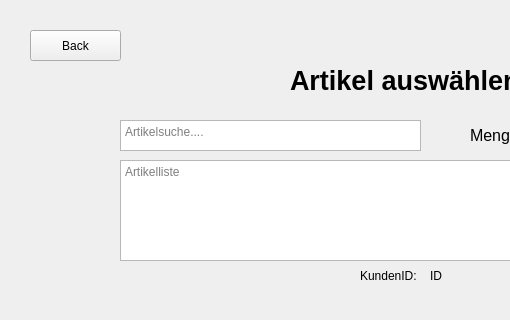
Above: overviewbestellungen_bestellung.ui from luis-we/SchulaufgabePRO before the change; both pictures show x 0 to 510 and y 0 to 320 of the 800 by 800 pixel window. Below: the same form after it.
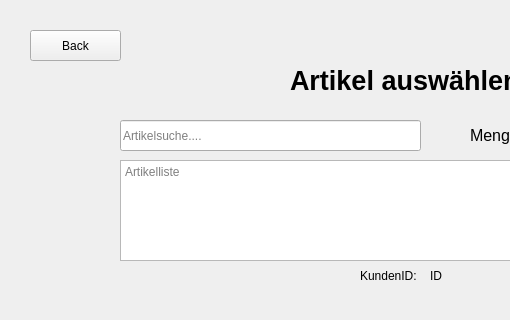
That is the form after the change.

Commit message: added live connection to searchArtikel

What changed in the file:
```diff
--- a/overviewbestellungen_bestellung.ui
+++ b/overviewbestellungen_bestellung.ui
@@ -26,7 +26,7 @@
     <string>Back</string>
    </property>
   </widget>
-  <widget class="QTextEdit" name="artiklSuche">
+  <widget class="QLineEdit" name="artikelSuche">
    <property name="geometry">
     <rect>
      <x>120</x>
```
The commit also changes 1 other file.
